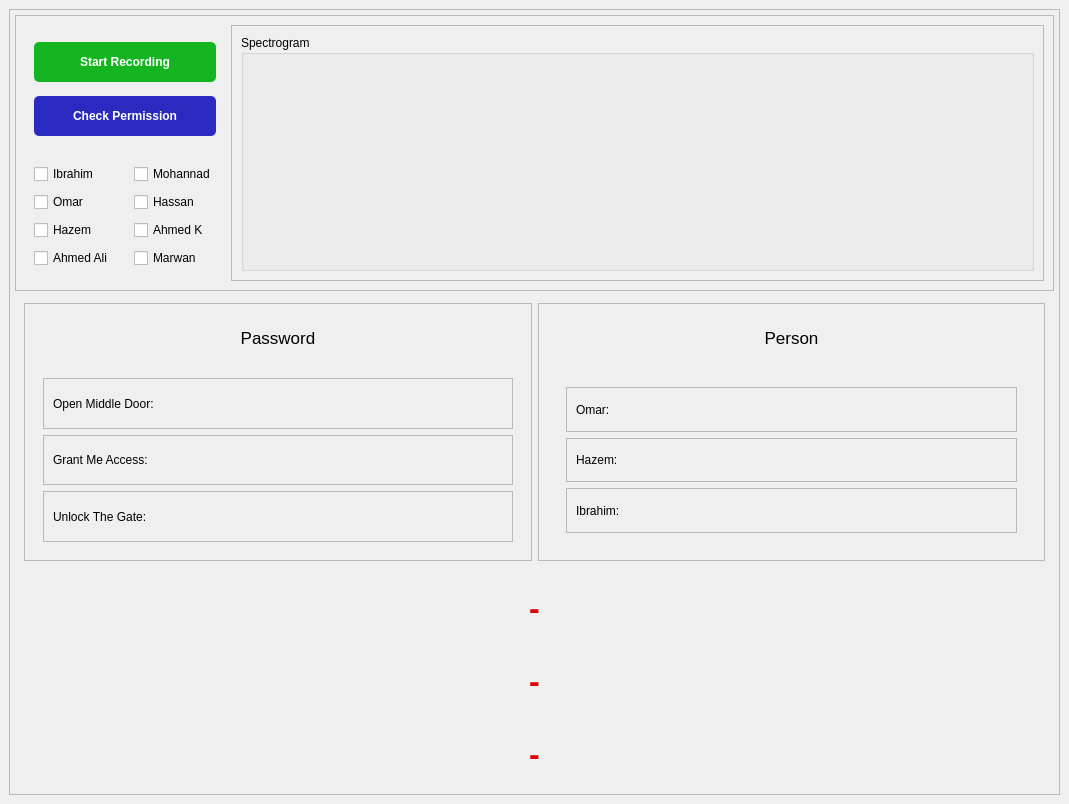
Before: the Qt Designer form task5.ui in OmarAtef0/Voice-Signal-Authentication, drawn with Qt 5.
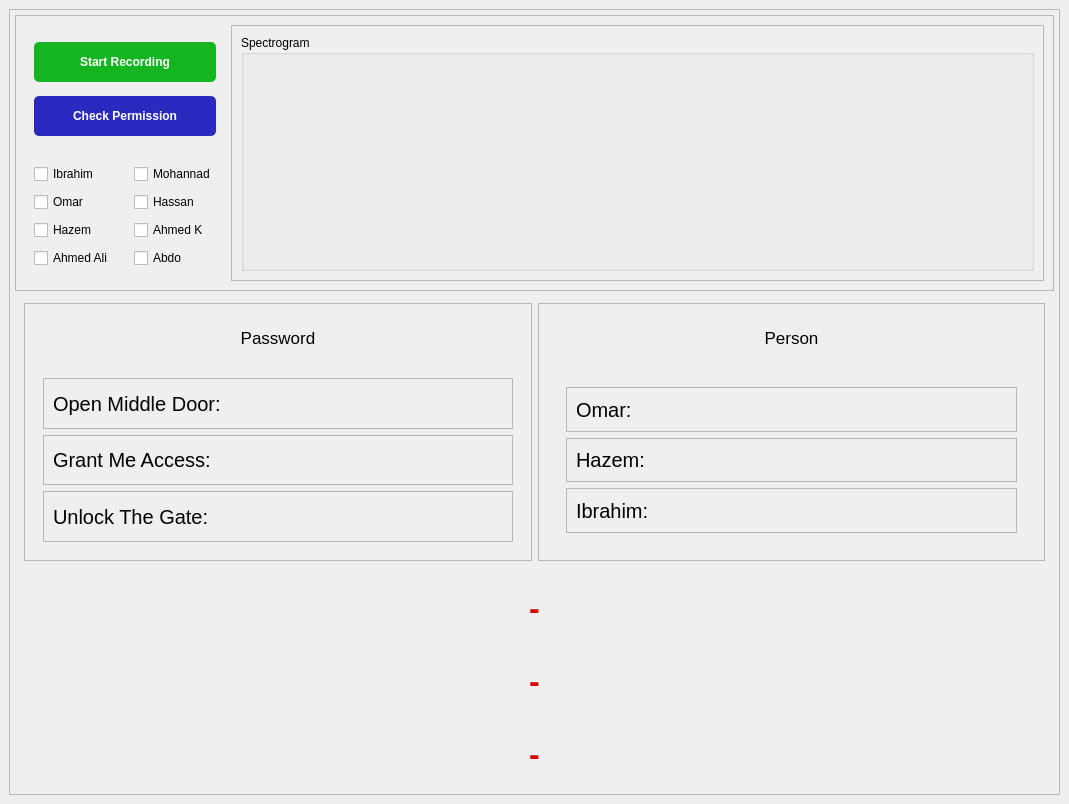
After: the same form once the commit is applied.

```diff
--- a/task5.ui
+++ b/task5.ui
@@ -310,7 +310,7 @@
                    <item>
                     <widget class="QCheckBox" name="Pesron8">
                      <property name="text">
-                      <string>Marwan</string>
+                      <string>Abdo</string>
                      </property>
                     </widget>
                    </item>
@@ -483,6 +483,11 @@
                    </property>
                    <item>
                     <widget class="QLabel" name="label">
+                     <property name="font">
+                      <font>
+                       <pointsize>15</pointsize>
+                      </font>
+                     </property>
                      <property name="text">
                       <string>Open Middle Door:</string>
                      </property>
@@ -515,6 +520,11 @@
                    </property>
                    <item>
                     <widget class="QLabel" name="label_5">
+                     <property name="font">
+                      <font>
+                       <pointsize>15</pointsize>
+                      </font>
+                     </property>
                      <property name="text">
                       <string>Grant Me Access:</string>
                      </property>
@@ -547,6 +557,11 @@
                    </property>
                    <item>
                     <widget class="QLabel" name="label_7">
+                     <property name="font">
+                      <font>
+                       <pointsize>15</pointsize>
+                      </font>
+                     </property>
                      <property name="text">
                       <string>Unlock The Gate:</string>
                      </property>
@@ -654,6 +669,11 @@
                       </property>
                       <item>
                        <widget class="QLabel" name="label_9">
+                        <property name="font">
+                         <font>
+                          <pointsize>15</pointsize>
+                         </font>
+                        </property>
                         <property name="text">
                          <string>Omar:</string>
                         </property>
@@ -686,6 +706,11 @@
                       </property>
                       <item>
                        <widget class="QLabel" name="label_15">
+                        <property name="font">
+                         <font>
+                          <pointsize>15</pointsize>
+                         </font>
+                        </property>
                         <property name="text">
                          <string>Hazem:</string>
                         </property>
@@ -718,6 +743,11 @@
                       </property>
                       <item>
                        <widget class="QLabel" name="label_17">
+                        <property name="font">
+                         <font>
+                          <pointsize>15</pointsize>
+                         </font>
+                        </property>
                         <property name="text">
                          <string>Ibrahim:</string>
                         </property>
```
Left out of the diff: 30 changed lines with no effect on the pictures.
